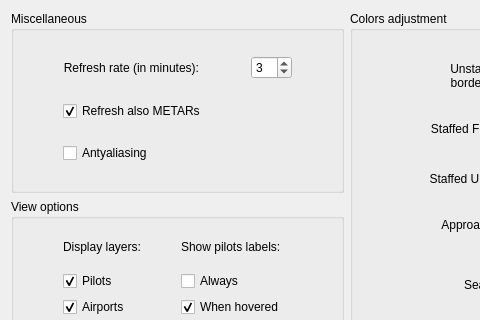
Old version of the form source/ui/resources/settingswindow.ui in the repository Vatsinator/vatsinator-legacy; both pictures show x 0 to 480 and y 0 to 320 of the 683 by 420 pixel window.
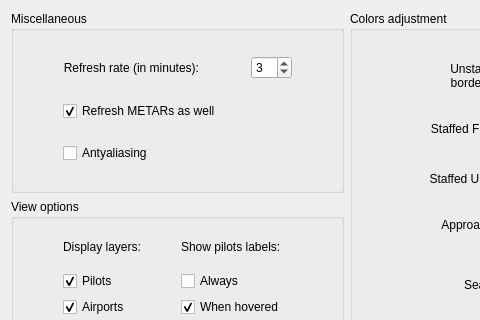
New version of the form. Icons and pictures are not drawn. Custom widgets are drawn as their Qt base class.

```diff
--- a/source/ui/resources/settingswindow.ui
+++ b/source/ui/resources/settingswindow.ui
@@ -297,7 +297,7 @@
       <item row="1" column="1" colspan="2">
        <widget class="QCheckBox" name="RefreshMetarsCheckBox">
         <property name="text">
-         <string>Refresh also METARs</string>
+         <string>Refresh METARs as well</string>
         </property>
         <property name="checked">
          <bool>true</bool>
```
